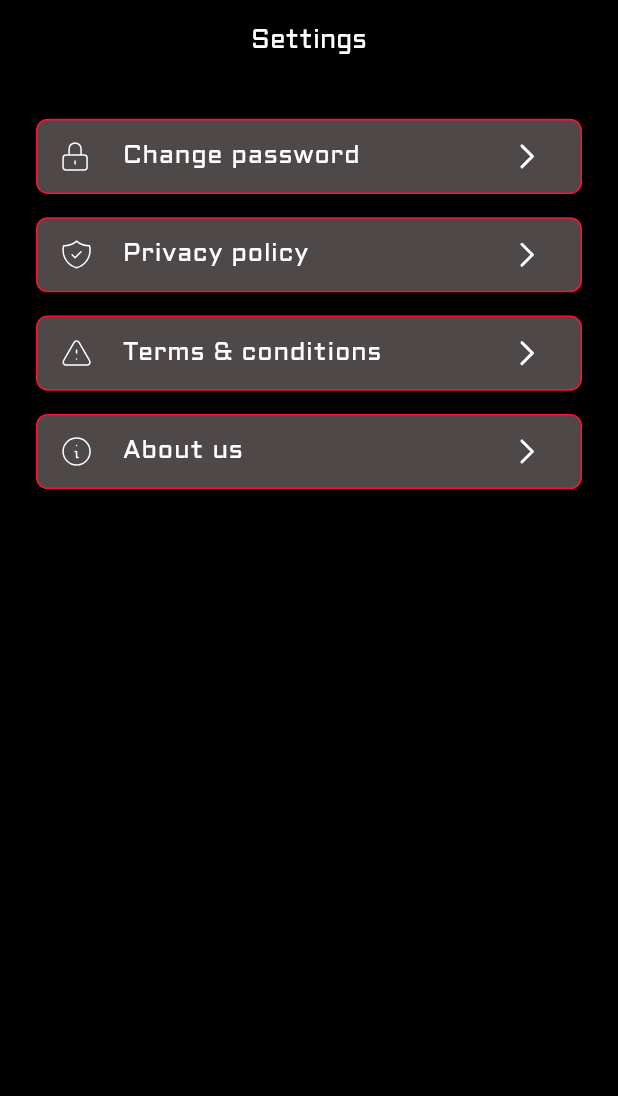
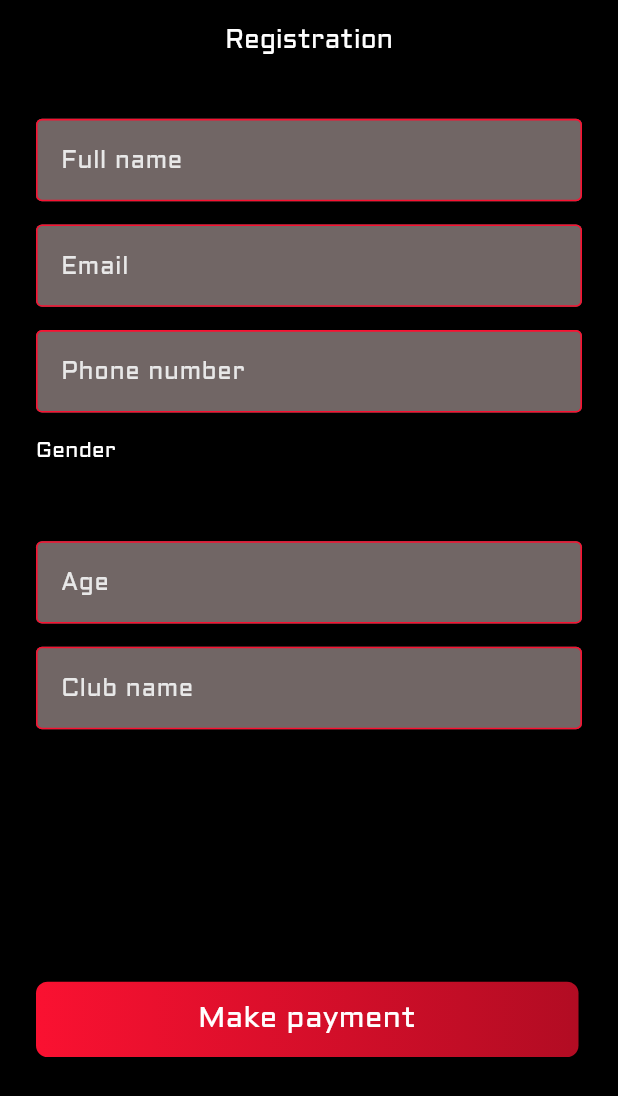
Before and after one commit to bdCalling-Sdt-hub/Shooter_App, a Flutter app: the screen it shows after launch, on a phone screen of 412 x 824 dp. Shown: the top 1096 px of the screen. Run offline on Flutter 3.47's test engine with Material 3 defaults, Android fonts, the phone set to English and light mode, and no system bars; our stand-ins replace awesome_bottom_bar, flutter_screenutil, flutter_svg, get, glassmorphism_ui, pin_code_fields.

Commit message:
RegistrationScreen 50%  completed

```diff
--- a/lib/main.dart
+++ b/lib/main.dart
@@ -11,6 +11,7 @@ import 'views/screens/EditprofileScreen/editprofile_screen.dart';
 import 'views/screens/auth/forgetPasswordScreen/forget_password_screen.dart';
 import 'views/screens/onboardingsScreen/onboardings_screen.dart';
 import 'views/screens/profileScreen/profile_screen.dart';
+import 'views/screens/registrationScreen/registration_screen.dart';
 import 'views/screens/settingsScreen/settings_screen.dart';
 import 'views/screens/splashScreen/splash_screen.dart';
 
@@ -32,7 +33,7 @@ class MyApp extends StatelessWidget {
 
         // initialRoute: AppRoutes.notificationScreen,
         getPages: AppRoutes.routes,
-        home: SettingsScreen(),
+        home: RegistrationScreen(),
       ),
       designSize: const Size(393, 852),
     );
--- a/lib/routes/app_routes.dart
+++ b/lib/routes/app_routes.dart
@@ -14,6 +14,7 @@ import '../views/screens/notification/notification_screen.dart';
 import '../views/screens/onboardingsScreen/onboardings_screen.dart';
 import '../views/screens/privacypolicyScreen/privacypolicy_screen.dart';
 import '../views/screens/profileScreen/profile_screen.dart';
+import '../views/screens/registrationScreen/registration_screen.dart';
 import '../views/screens/setnewpasswordScreen/setnewpassword_screen.dart';
 import '../views/screens/settingsScreen/settings_screen.dart';
 import '../views/screens/termsconditionsScreen/termsconditions_screen.dart';
@@ -37,6 +38,7 @@ class AppRoutes {
   static const String privacypolicyScreen = "/privacypolicy_screen.dart";
   static const String termsconditionsScreen = "/termsconditions_screen.dart";
   static const String aboutusScreen = "/aboutus_screen.dart";
+  static const String registrationScreen = "/registration_screen.dart";
 
   static List<GetPage> get routes => [
         GetPage(name: splashScreen, page: () => SplashScreen()),
@@ -57,5 +59,6 @@ class AppRoutes {
         GetPage(name: privacypolicyScreen, page: () => PrivacypolicyScreen()),
         GetPage(name: termsconditionsScreen, page: () => TermsconditionsScreen()),
         GetPage(name: aboutusScreen, page: () => AboutusScreen()),
+        GetPage(name: registrationScreen, page: () => RegistrationScreen()),
       ];
 }
--- a/lib/utils/app_string.dart
+++ b/lib/utils/app_string.dart
@@ -62,4 +62,15 @@ class AppString {
   static String forgotPass = "Forgot Password?";
   static String verify = "Verify";
 
+  //================> Registration Screen <====================
+  static String registration = "Registration";
+  static String fullName = "Full name";
+  static String phoneNumber = "Phone number";
+  static String gender = "Gender";
+  static String male = "Male";
+  static String female = "Female";
+  static String age = "Age";
+  static String clubName = "Club name";
+  static String makePayment = "Make payment";
+
 }
--- a/lib/views/screens/changepasswordScreen/changepassword_screen.dart
+++ b/lib/views/screens/registrationScreen/registration_screen.dart
@@ -2,17 +2,18 @@ import 'package:flutter/material.dart';
 import 'package:flutter_screenutil/flutter_screenutil.dart';
 import 'package:flutter_svg/flutter_svg.dart';
 import 'package:get/get.dart';
-import 'package:shooter_app/utils/app_colors.dart';
-import 'package:shooter_app/views/widgets/custom_text_field.dart';
+
 import '../../../routes/app_routes.dart';
+import '../../../utils/app_colors.dart';
 import '../../../utils/app_icons.dart';
 import '../../../utils/app_string.dart';
 import '../../../utils/dimentions.dart';
 import '../../widgets/custom_button.dart';
 import '../../widgets/custom_text.dart';
+import '../../widgets/custom_text_field.dart';
 
-class ChangepasswordScreen extends StatelessWidget {
-  ChangepasswordScreen({super.key});
+class RegistrationScreen extends StatelessWidget {
+   RegistrationScreen({super.key});
   final GlobalKey<FormState> _formKey = GlobalKey<FormState>();
 
   @override
@@ -23,7 +24,7 @@ class ChangepasswordScreen extends StatelessWidget {
       backgroundColor: Colors.black,
       appBar: AppBar(
         title: CustomText(
-          text: AppString.changePassword,
+          text: AppString.registration,
           fontsize: 18.h,
         ),
         centerTitle: true,
@@ -47,20 +48,18 @@ class ChangepasswordScreen extends StatelessWidget {
       ),
     );
   }
-
   //================================>TextFormField Section <=======================
   _formFieldSection() {
     return Column(
-      crossAxisAlignment: CrossAxisAlignment.end,
+      crossAxisAlignment: CrossAxisAlignment.start,
       children: [
         CustomTextField(
           contenpaddingHorizontal: 12.w,
           contenpaddingVertical: 16.h,
-          hintText: AppString.currentPassword,
-          sufixicons: _sufixIcon(AppIcons.obscure_true),
+          hintText: AppString.fullName,
           validator: (value) {
             if (value == null || value.isEmpty) {
-              return "Please enter your Current Password";
+              return "please enter your full name";
             }
             return null;
           },
@@ -69,11 +68,10 @@ class ChangepasswordScreen extends StatelessWidget {
         CustomTextField(
           contenpaddingHorizontal: 12.w,
           contenpaddingVertical: 16.h,
-          hintText: AppString.setPassword,
-          sufixicons: _sufixIcon(AppIcons.obscure_true),
+          hintText: AppString.email,
           validator: (value) {
             if (value == null || value.isEmpty) {
-              return "Please Set New Password";
+              return "please enter your email";
             }
             return null;
           },
@@ -82,23 +80,55 @@ class ChangepasswordScreen extends StatelessWidget {
         CustomTextField(
           contenpaddingHorizontal: 12.w,
           contenpaddingVertical: 16.h,
-          hintText: AppString.setnewPassword,
-          sufixicons: _sufixIcon(AppIcons.obscure_true),
+          hintText: AppString.phoneNumber,
           validator: (value) {
             if (value == null || value.isEmpty) {
-              return "Please Re-enter New Password";
+              return "please enter your phone number";
             }
             return null;
           },
         ),
         SizedBox(height: 16.h),
         CustomText(
-          text: AppString.forgotPass,
-          color: AppColors.primaryColor,
+          text: AppString.gender,
         ),
-        SizedBox(height: 359.h),
+
+        //================================================================================================================
+
+
+
+
+
+
+
+
+        SizedBox(height: 52.h),
+        CustomTextField(
+          contenpaddingHorizontal: 12.w,
+          contenpaddingVertical: 16.h,
+          hintText: AppString.age,
+          validator: (value) {
+            if (value == null || value.isEmpty) {
+              return "please enter your age";
+            }
+            return null;
+          },
+        ),
+        SizedBox(height: 16.h),
+        CustomTextField(
+          contenpaddingHorizontal: 12.w,
+          contenpaddingVertical: 16.h,
+          hintText: AppString.clubName,
+          validator: (value) {
+            if (value == null || value.isEmpty) {
+              return "please enter your club name";
+            }
+            return null;
+          },
+        ),
+        SizedBox(height: 174.h),
         CustomButton(
-          title: AppString.updatePassword,
+          title: AppString.makePayment,
           titlecolor: Colors.white,
           onpress: () {
             if (_formKey.currentState!.validate()) {
@@ -109,15 +139,4 @@ class ChangepasswordScreen extends StatelessWidget {
       ],
     );
   }
-  _sufixIcon(String icon) {
-    return Padding(
-      padding: const EdgeInsets.all(12.0),
-      child: SvgPicture.asset(
-        icon,
-        width: 12.h,
-        height: 12.h,
-        fit: BoxFit.contain,
-      ),
-    );
-  }
 }
```
